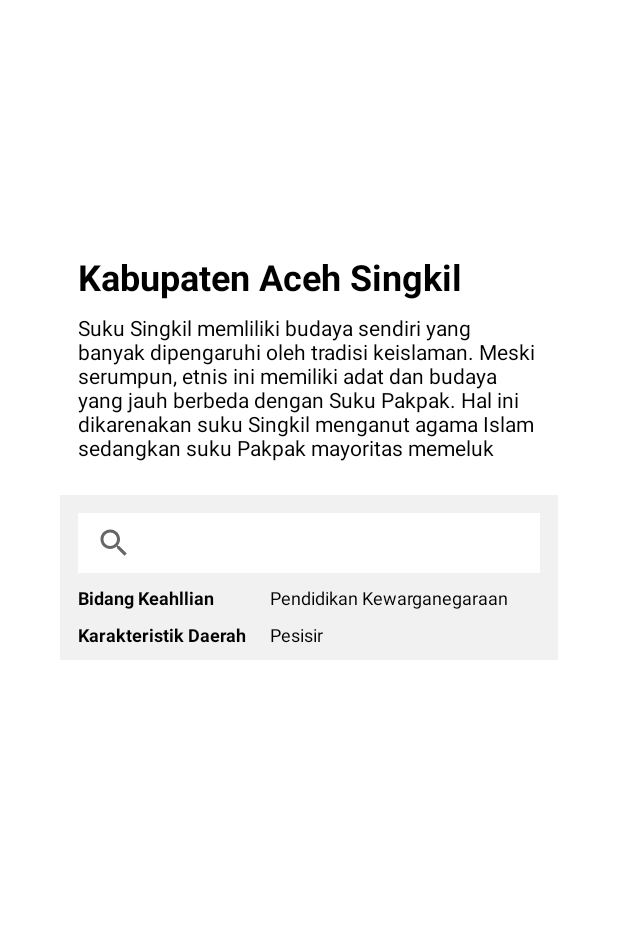
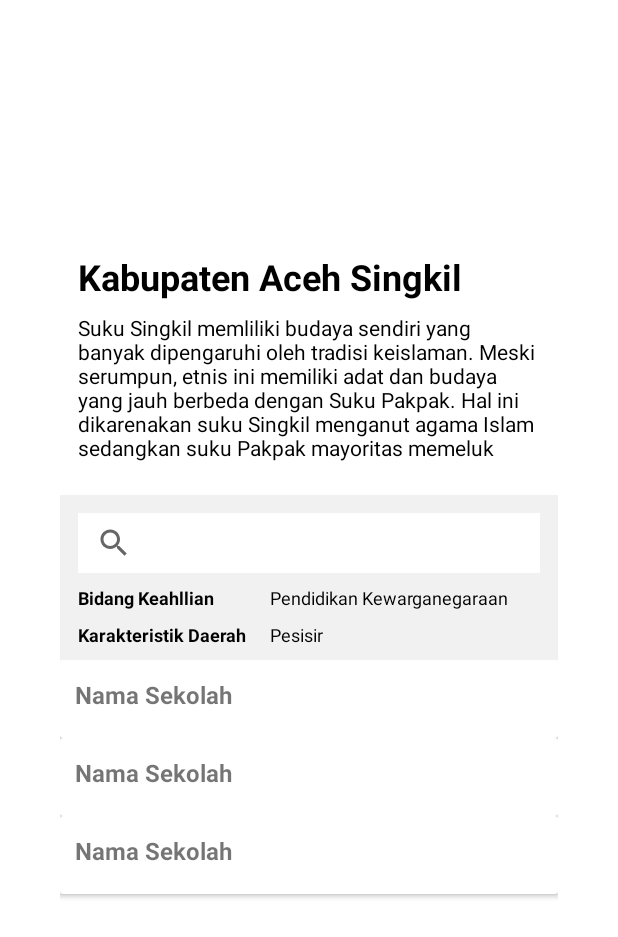
Before and after one commit to dinadhandayani/EDucation, an Android app: the layout activity_data_verification.xml on its own in the app's theme, with its tools: preview values and no code run, on a phone screen of 412 x 824 dp. Shown: the top 937 px of the screen. Run offline under Robolectric (Android 15) with nearby library versions, the light colour scheme and no system bars.

Commit message:
Add School v1

```diff
--- a/app/src/main/res/layout/item_school.xml
+++ b/app/src/main/res/layout/item_school.xml
@@ -1,6 +1,31 @@
 <?xml version="1.0" encoding="utf-8"?>
-<LinearLayout xmlns:android="http://schemas.android.com/apk/res/android"
-    android:orientation="vertical" android:layout_width="match_parent"
-    android:layout_height="match_parent">
+<androidx.cardview.widget.CardView
+    xmlns:android="http://schemas.android.com/apk/res/android"
+    xmlns:tools="http://schemas.android.com/tools"
+    android:layout_width="match_parent"
+    android:id="@+id/card_view"
+    android:layout_height="wrap_content"
+    android:orientation="horizontal"
+    android:padding="@dimen/activity_vertical_margin">
 
-</LinearLayout>
+    <LinearLayout
+        android:layout_width="match_parent"
+        android:layout_height="wrap_content"
+        android:layout_centerVertical="true"
+        android:orientation="vertical"
+        android:paddingLeft="10dp"
+        android:paddingRight="0dp"
+        android:paddingTop="12dp"
+        android:layout_marginBottom="10dp">
+
+        <TextView
+            android:id="@+id/tv_school_name"
+            android:layout_width="match_parent"
+            android:layout_height="wrap_content"
+            android:layout_marginBottom="8dp"
+            android:textSize="16sp"
+            android:textStyle="bold"
+            tools:text="Nama Sekolah"/>
+
+    </LinearLayout>
+</androidx.cardview.widget.CardView>
```
